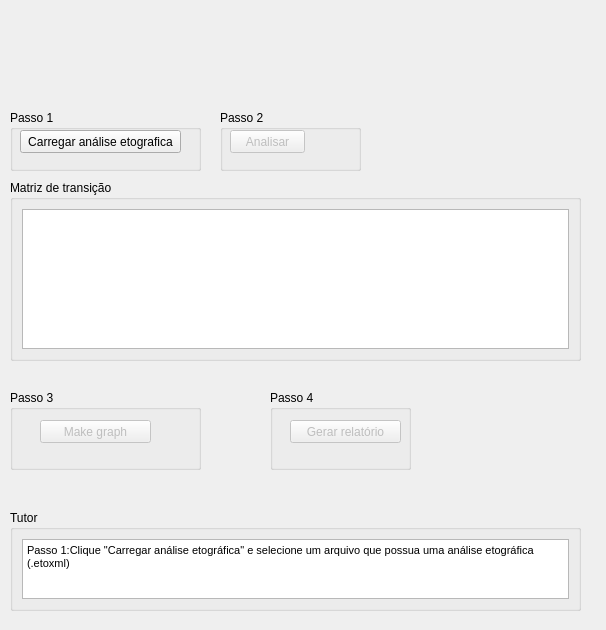
EthoWatcher/ethowatcher, file telamatriztransicao.ui: the form before one commit.
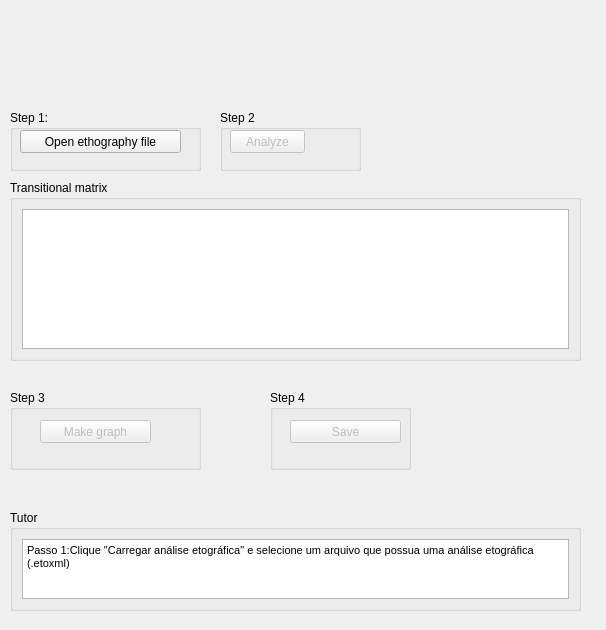
The form after the commit. Icons and pictures are not drawn.

What changed in the file:
```diff
--- a/telamatriztransicao.ui
+++ b/telamatriztransicao.ui
@@ -23,7 +23,7 @@
     </rect>
    </property>
    <property name="title">
-    <string>Passo 3</string>
+    <string>Step 3</string>
    </property>
    <widget class="QPushButton" name="pbMakeGraph">
     <property name="enabled">
@@ -52,7 +52,7 @@
     </rect>
    </property>
    <property name="title">
-    <string>Passo 2</string>
+    <string>Step 2</string>
    </property>
    <widget class="QPushButton" name="pbAnaliseSeq">
     <property name="enabled">
@@ -67,7 +67,7 @@
      </rect>
     </property>
     <property name="text">
-     <string>Analisar</string>
+     <string>Analyze</string>
     </property>
    </widget>
   </widget>
@@ -81,7 +81,7 @@
     </rect>
    </property>
    <property name="title">
-    <string>Passo 1</string>
+    <string>Step 1:</string>
    </property>
    <widget class="QPushButton" name="pbSeqCarregar">
     <property name="geometry">
@@ -93,7 +93,7 @@
      </rect>
     </property>
     <property name="text">
-     <string>Carregar análise etografica</string>
+     <string>Open ethography file</string>
     </property>
    </widget>
   </widget>
@@ -107,7 +107,7 @@
     </rect>
    </property>
    <property name="title">
-    <string>Passo 4</string>
+    <string>Step 4</string>
    </property>
    <widget class="QPushButton" name="pbGeraRelaSeq">
     <property name="enabled">
@@ -122,7 +122,7 @@
      </rect>
     </property>
     <property name="text">
-     <string>Gerar relatório</string>
+     <string>Save</string>
     </property>
    </widget>
   </widget>
@@ -162,7 +162,7 @@
     </rect>
    </property>
    <property name="title">
-    <string>Matriz de transição</string>
+    <string>Transitional matrix</string>
    </property>
    <layout class="QVBoxLayout" name="verticalLayout">
     <item>
```
